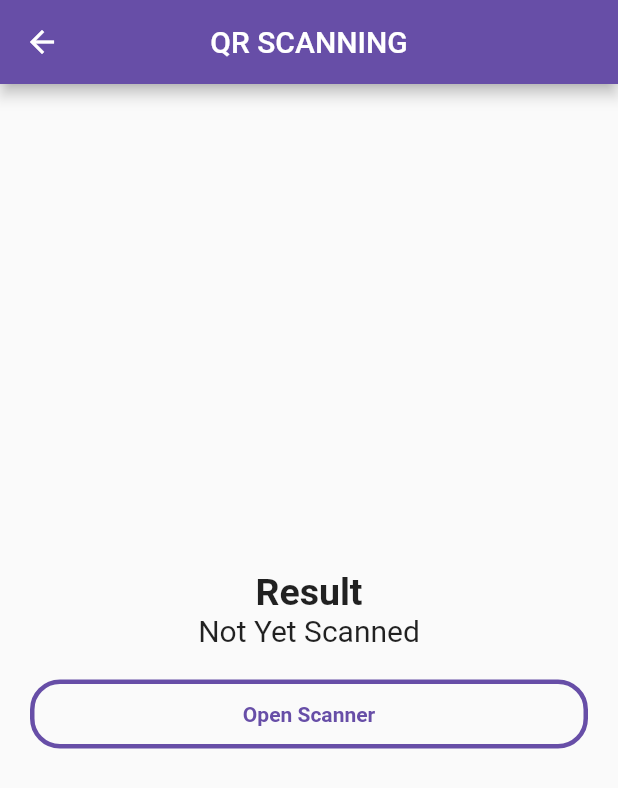
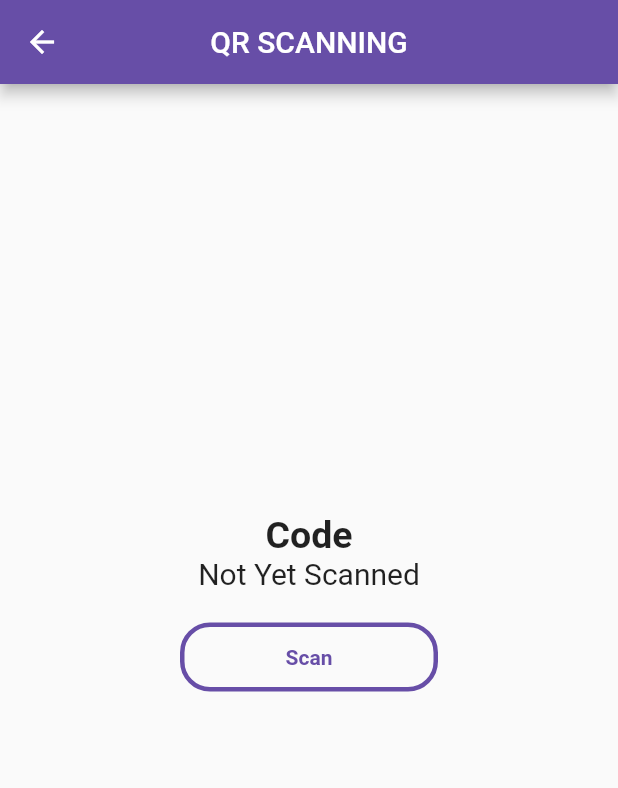
Before and after one commit to Group-3-GroomAR/Bubble_shop, a Flutter app: the Scan screen opened directly, on a phone screen of 412 x 824 dp. Shown: the top 788 px of the screen. Run offline on Flutter 3.47's test engine with Material 2 defaults, Android fonts, the phone set to English and light mode, and no system bars; our stand-ins replace firebase_auth, flutter_calendar_carousel, google_sign_in; missing offline and left inert: barcode_scan, nice_button, parallax_image; accounts and stored records are empty.

Commit message:
QR Scanning and Form Creation
QR code and form creation

```diff
--- a/lib/layouts/pages/QR_scan/Scan.dart
+++ b/lib/layouts/pages/QR_scan/Scan.dart
@@ -1,5 +1,9 @@
 import 'package:barcode_scan/barcode_scan.dart';
+import 'package:bubble_saloon/modules/http.dart';
 import 'package:flutter/material.dart';
+
+
+
 
 class Scan extends StatefulWidget {
 
@@ -9,9 +13,34 @@ class Scan extends StatefulWidget {
 
 class _ScanState extends State<Scan> {
   String qrCodeResult = "Not Yet Scanned";
+  String response = "";
+  var myid="ax3";
+  Color c;
+
+  checkScan(code) async{
+    var result = await http_post("checkQr", {
+      "resnumber" :code,
+      "shopId" : myid
+
+    });
+
+    if(result.data['status'] =='OK') {
+      setState(() {
+        response = result.data['status'];
+        c = Colors.green[300];
+      });
+    } else{
+      setState(() {
+        response = result.data['status'];
+        c = Colors.red;
+      });
+    }
+  }
+
   @override
   Widget build(BuildContext context) {
-    return Scaffold(
+    return
+      Scaffold(
           appBar:AppBar(
             title: Text('QR SCANNING'),
             centerTitle: true,
@@ -24,7 +53,7 @@ class _ScanState extends State<Scan> {
 
               children: <Widget>[
                 Text(
-              "Result",
+                    "Code",
                     style: TextStyle(fontSize: 25.0, fontWeight: FontWeight.bold),
                     textAlign: TextAlign.center
                 ),
@@ -39,8 +68,13 @@ class _ScanState extends State<Scan> {
                 SizedBox(
                   height: 20.0,
                 ),
+                Container(
+                    margin:EdgeInsets.symmetric(vertical: 0.0,horizontal:100),
+
+                    child:
                     FlatButton(
                       padding: EdgeInsets.all(15.0),
+
                       onPressed: () async {
 
 
@@ -56,17 +90,38 @@ class _ScanState extends State<Scan> {
                         //   BarcodeScanner.UserCanceled;   we can print on the page that user has cancelled
                         // }
 
+                        await checkScan(codeSanner);
 
                       },
                       child: Text(
-                "Open Scanner",
+                        "Scan",
                         style:
                         TextStyle(color: Color(0xFF674ea7), fontWeight: FontWeight.bold),
                       ),
                       shape: RoundedRectangleBorder(
+
                           side: BorderSide(color: Color(0xFF674ea7), width: 3.0),
                           borderRadius: BorderRadius.circular(20.0)),
-            )
+
+
+                    )),
+                SizedBox(
+                  height: 60.0,
+                ),
+                Text(
+                  response,
+
+                  style: TextStyle(
+                      fontSize: 14.0,
+                      color:c
+                  ),
+                  textAlign: TextAlign.center,
+
+                ),
+                // RaisedButton.icon(
+                //    //we can dosable it
+                //     onPressed:, icon:Icon(Icons.check_circle) ,
+                //     label:Text("Confirm"))
               ],
             ),
           )
--- a/lib/layouts/pages/Settings.dart
+++ b/lib/layouts/pages/Settings.dart
@@ -1,3 +1,4 @@
+import 'package:bubble_saloon/layouts/forms/form_page3.dart';
 import 'package:bubble_saloon/layouts/pages/About.dart';
 import 'package:bubble_saloon/layouts/pages/Appointments/Calendar.dart';
 import 'package:bubble_saloon/layouts/pages/Help.dart';
--- a/pubspec.yaml
+++ b/pubspec.yaml
@@ -37,6 +37,7 @@ dependencies:
   barcode_scan: ^2.0.1
   google_sign_in: ^4.5.1
   firebase_auth: ^0.16.1
+  nice_button: ^0.1.7
 
 dev_dependencies:
   flutter_test:
```
Also changed, not shown: lib/layouts/pages/Home.dart (+116 -5 lines), assets/images/prof1.jpg (added), pubspec.lock. Lines whose indentation alone changed are shown as unchanged.
